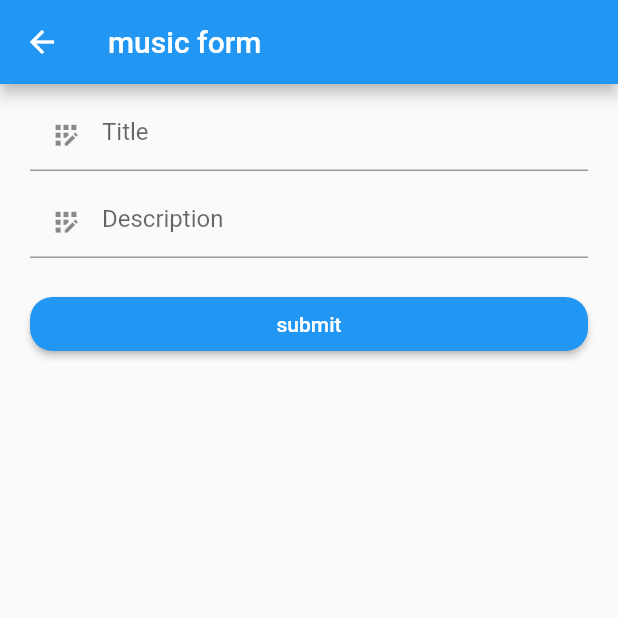
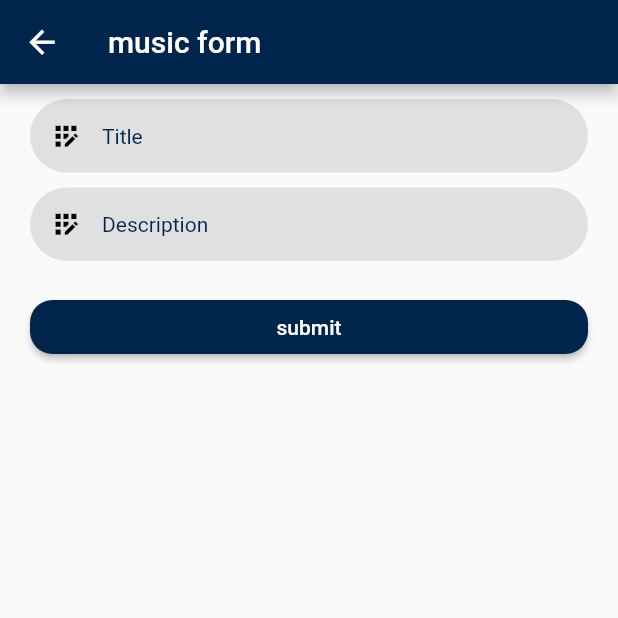
Before and after one commit to RegisSalesRA/flutter_sqflite, a Flutter app: the MusicScreen screen opened directly, after a tap on an icon or button, on a phone screen of 412 x 824 dp, the top half of it. Run offline on Flutter 3.47's test engine with Material 2 defaults, Android fonts, the phone set to English and light mode, and no system bars; our stand-ins replace sqflite; accounts and stored records are empty.

Commit message:
Clear arquitetura e refatorando widgets

```diff
--- a/lib/data/database_service.dart
+++ b/lib/data/database_service.dart
@@ -1,4 +1,5 @@
 import 'package:flutter_sqlite/model/category.dart';
+// ignore: depend_on_referenced_packages
 import 'package:path/path.dart';
 import 'package:sqflite/sqflite.dart';
 
@@ -82,7 +83,6 @@ class DatabaseService {
       music.toJson(),
       conflictAlgorithm: ConflictAlgorithm.replace,
     );
-    print("Adicionado com Sucesso");
   }
 
   // A method that retrieves all the category from the categorys table.
--- /dev/null
+++ b/lib/helpers/custom_colors.dart
@@ -0,0 +1,24 @@
+import 'package:flutter/material.dart';
+
+abstract class Palette {
+  static const MaterialColor kToDark = MaterialColor(
+    0xff00254d, // 0% comes in here, this will be color picked if no shade is selected when defining a Color property which doesn’t require a swatch.
+    <int, Color>{
+      50: Color(0xffce5641), //10%
+      100: Color(0xffb74c3a), //20%
+      200: Color(0xffa04332), //30%
+      300: Color(0xff89392b), //40%
+      400: Color(0xff733024), //50%
+      500: Color(0xff5c261d), //60%
+      600: Color(0xff451c16), //70%
+      700: Color(0xff2e130e), //80%
+      800: Color(0xff170907), //90%
+      900: Color(0xff000000), //100%
+    },
+  );
+
+  static const Color primaryColor = Color.fromRGBO(0, 37, 77, 1);
+  static const Color primaryColorLight = Color.fromRGBO(0, 73, 153, 1);
+  static const Color primaryColorDark = Color(0xFF000000);
+  static const Color textColor = (Color(0xFFFFFFFF));
+}
--- /dev/null
+++ b/lib/helpers/helpers.dart
@@ -0,0 +1 @@
+export './custom_colors.dart';
--- a/lib/main.dart
+++ b/lib/main.dart
@@ -2,14 +2,5 @@ import 'package:flutter/material.dart';
 import 'package:flutter_sqlite/widgets/app_theme_widget.dart';
 
 void main() {
-  runApp(const MyApp());
+  runApp(const App());
 }
-
-class MyApp extends StatelessWidget {
-  const MyApp({Key? key}) : super(key: key);
-
-  @override
-  Widget build(BuildContext context) {
-    return MaterialApp(debugShowCheckedModeBanner: false, home: const App());
-  }
-}
--- /dev/null
+++ b/lib/model/model.dart
@@ -0,0 +1,2 @@
+export './music.dart';
+export './category.dart';
--- a/lib/model/models.dart
+++ /dev/null
@@ -1,2 +0,0 @@
-export './category.dart';
-export './music.dart';
--- a/lib/ui/forms/music_form.dart
+++ b/lib/ui/forms/music_form.dart
@@ -1,7 +1,9 @@
+// ignore_for_file: use_build_context_synchronously
+
 import 'package:flutter/material.dart';
 import 'package:flutter_sqlite/data/database_service.dart';
 
-import '../../model/music.dart';
+import '../../model/model.dart';
 
 class MusicScreenForm extends StatefulWidget {
   final Music? music;
@@ -49,7 +51,7 @@ class _MusicScreenFormState extends State<MusicScreenForm> {
   @override
   Widget build(BuildContext context) {
     return Scaffold(
-      appBar: AppBar(title: Text("music form")),
+      appBar: AppBar(title: const Text("music form")),
       body: SafeArea(
         child: SingleChildScrollView(
           scrollDirection: Axis.vertical,
@@ -64,7 +66,7 @@ class _MusicScreenFormState extends State<MusicScreenForm> {
                       _titleController = value;
                     });
                   },
-                  decoration: InputDecoration(
+                  decoration: const InputDecoration(
                     hintText: "Title",
                     prefixIcon: Icon(
                       Icons.app_registration_sharp,
--- a/lib/ui/pages/music_screen.dart
+++ b/lib/ui/pages/music_screen.dart
@@ -40,12 +40,12 @@ class _MusicScreenState extends State<MusicScreen> {
             Navigator.of(context)
                 .push(
                   MaterialPageRoute(
-                    builder: (_) => MusicScreenForm(),
+                    builder: (_) => const MusicScreenForm(),
                   ),
                 )
                 .then((_) => setState(() {}));
           },
-          child: Text(
+          child: const Text(
             "+",
             style: TextStyle(fontSize: 20),
           ),
@@ -59,22 +59,20 @@ class _MusicScreenState extends State<MusicScreen> {
                 future: _getMusics(),
                 builder: (context, snapshot) {
                   if (snapshot.connectionState == ConnectionState.waiting) {
-                    return Center(
+                    return const Center(
                       child: CircularProgressIndicator(),
                     );
                   } else if (snapshot.hasData && !snapshot.hasError) {
-                    return SingleChildScrollView(
-                        physics: BouncingScrollPhysics(),
-                        scrollDirection: Axis.vertical,
-                        child: Padding(
+                    return Padding(
                       padding: const EdgeInsets.symmetric(horizontal: 8.0),
                       child: ListView.builder(
-                            physics: BouncingScrollPhysics(),
+                        physics: const BouncingScrollPhysics(),
                         shrinkWrap: true,
                         itemCount: snapshot.data!.length,
                         itemBuilder: (context, index) {
                           final music = snapshot.data![index];
                           return CustomCardWidget(
+                            details: false,
                             music: music,
                             onDelete: onMusicDelete,
                             onEdit: (value) {
@@ -92,11 +90,9 @@ class _MusicScreenState extends State<MusicScreen> {
                           );
                         },
                       ),
-                        ));
+                    );
                   } else {
-                    return Container(
-                      child: Center(child: Text("Nenhum dado cadastrado")),
-                    );
+                    return const Center(child: Text("Nenhum dado cadastrado"));
                   }
                 })));
   }
--- /dev/null
+++ b/lib/ui/pages/pages.dart
@@ -0,0 +1,4 @@
+export '../pages/album_screen.dart';
+export '../pages/home_screen.dart';
+export '../pages/music_screen.dart';
+export '../pages/categorys_screen.dart';
--- a/lib/widgets/appbar_widget.dart
+++ b/lib/widgets/appbar_widget.dart
@@ -1,12 +1,10 @@
 import 'package:flutter/material.dart';
-
-import '../css/colors.dart';
 
 class MyAppBar extends StatelessWidget implements PreferredSizeWidget {
   final String? title;
-  Widget? actionsAppBar;
+  final Widget? actionsAppBar;
 
-  MyAppBar({Key? key, this.title, this.actionsAppBar}) : super(key: key);
+  const MyAppBar({Key? key, this.title, this.actionsAppBar}) : super(key: key);
 
   @override
   Size get preferredSize => const Size.fromHeight(50);
@@ -14,13 +12,10 @@ class MyAppBar extends StatelessWidget implements PreferredSizeWidget {
   @override
   Widget build(BuildContext context) {
     return AppBar(
-      backgroundColor: CustomColors.theme,
       centerTitle: true,
       title: Text(
         title!,
-        style: const TextStyle(
-          color: CustomColors.textColor,
-        ),
+        style: Theme.of(context).textTheme.headline2,
       ),
       actions: [actionsAppBar!],
     );
--- /dev/null
+++ b/lib/widgets/widgets.dart
@@ -0,0 +1,4 @@
+export './app_theme_widget.dart';
+export './appbar_widget.dart';
+export './show_modal_bottom.dart';
+export './card_widget.dart';
--- a/pubspec.yaml
+++ b/pubspec.yaml
@@ -1,5 +1,5 @@
 name: flutter_sqlite
-description: A new Flutter project.
+description: A Flutter project based with sqflite knowledge.
 
 # The following line prevents the package from being accidentally published to
 # pub.dev using `flutter pub publish`. This is preferred for private packages.
@@ -41,7 +41,7 @@ dependencies:
 dev_dependencies:
   flutter_test:
     sdk: flutter
-
+  flutter_lints: ^2.0.0
   # The "flutter_lints" package below contains a set of recommended lints to
   # encourage good coding practices. The lint set provided by the package is
   # activated in the `analysis_options.yaml` file located at the root of your
```
Also changed, not shown: lib/css/colors.dart (deleted, +0 -8 lines), lib/model/category.dart (+6 -4 lines), lib/ui/pages/home_screen.dart (+26 -65 lines), lib/widgets/app_theme_widget.dart (+31 -45 lines), lib/widgets/card_widget.dart (+34 -20 lines), lib/widgets/checkbox_widget.dart (deleted, +0 -29 lines), lib/widgets/dropdown_widget.dart (deleted, +0 -45 lines), lib/widgets/input_text.dart (deleted, +0 -42 lines), pubspec.lock. Lines whose indentation alone changed are shown as unchanged.
